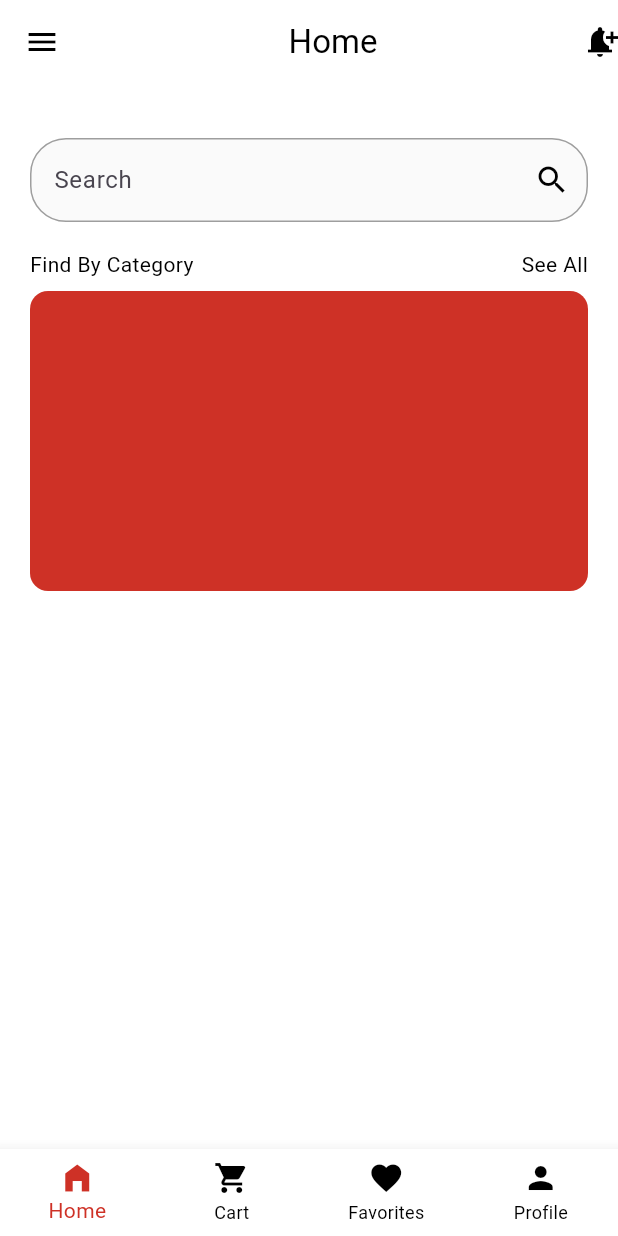
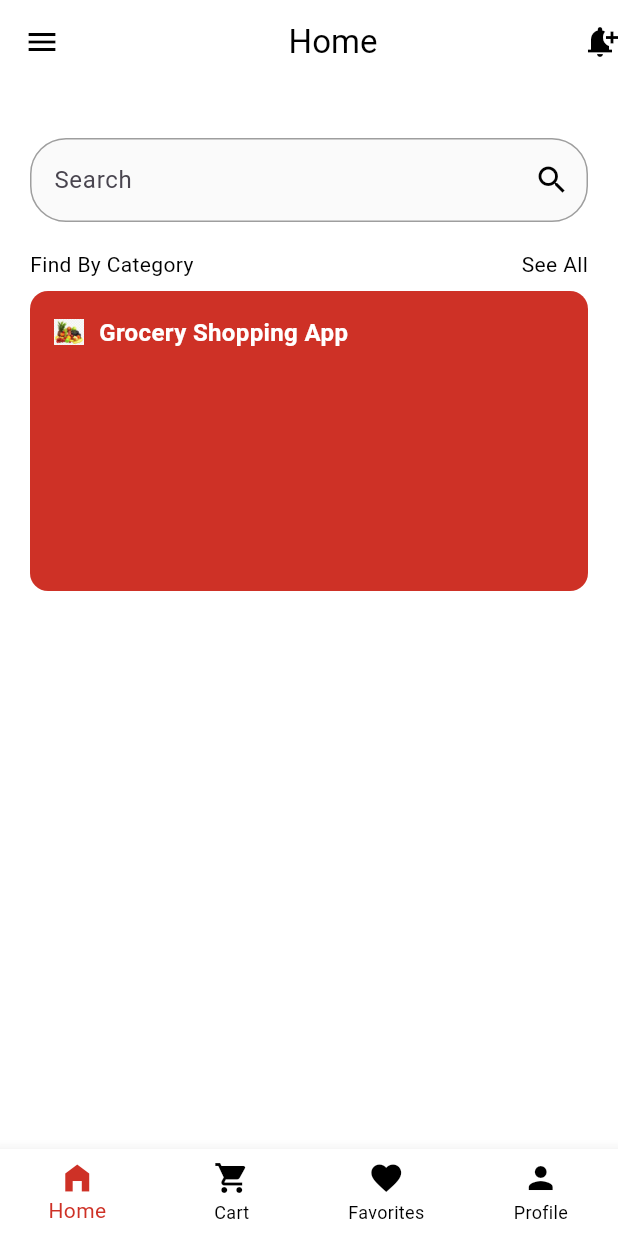
Before and after one commit to issacgravity/food_app, a Flutter app: the screen it shows after launch, on a phone screen of 412 x 824 dp. Run offline on Flutter 3.47's test engine with Material 3 defaults, Android fonts, the phone set to English and light mode, and no system bars.

Commit message:
new stack added

```diff
--- a/lib/homepage.dart
+++ b/lib/homepage.dart
@@ -64,12 +64,38 @@ class _HomePageState extends State<HomePage> {
                     ],
                   ),
                   SizedBox(height: 8),
-                  Container(
-                    height: 200,
-                    decoration: BoxDecoration(
-                      color: const Color.fromARGB(255, 206, 49, 38),
-                      borderRadius: BorderRadius.all(Radius.circular(12.0)),
-                    ),
+                  Stack(
+                    children: [
+                      Container(
+                        height: 200,
+                        decoration: BoxDecoration(
+                          color: Color.fromARGB(255, 206, 49, 38),
+                          borderRadius: BorderRadius.all(Radius.circular(12.0)),
+                        ),
+                      ),
+                      Positioned(
+                        left: 16,
+                        top: 16,
+                        child: Row(
+                          children: [
+                            Image.asset(
+                              'assets/images/fruit.jpg',
+                              width: 20,
+                              height: 20,
+                            ),
+                            SizedBox(width: 10),
+                            Text(
+                              "Grocery Shopping App",
+                              style: TextStyle(
+                                color: Colors.white,
+                                fontSize: 16,
+                                fontWeight: FontWeight.bold,
+                              ),
+                            ),
+                          ],
+                        ),
+                      ),
+                    ],
                   ),
                 ],
               ),
```
Also changed, not shown: assets/images/fruit.jpg (added).
